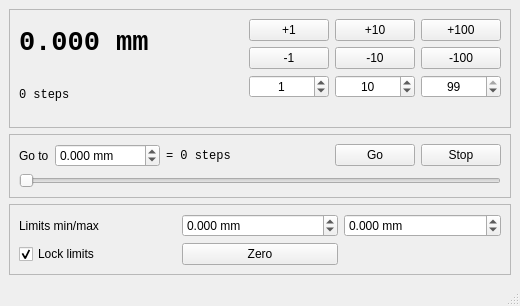
Before: the Qt Designer form src/slider.ui in nbassler/cbeam, drawn with Qt 5.
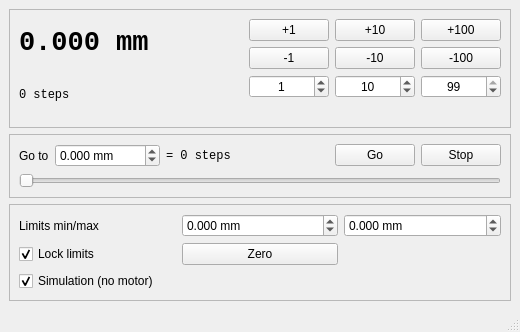
After: the same form once the commit is applied.

Commit message: feat: implement GPIO support with pigpio driver and simulation toggle in GUI

Patch:
```diff
--- a/src/slider.ui
+++ b/src/slider.ui
@@ -335,6 +335,19 @@
          </property>
         </widget>
        </item>
+       <item row="2" column="0" colspan="3">
+        <widget class="QCheckBox" name="checkBox_simulation">
+         <property name="toolTip">
+          <string>When ticked, nothing is sent to the GPIO pins and the carriage is imaginary</string>
+         </property>
+         <property name="text">
+          <string>Simulation (no motor)</string>
+         </property>
+         <property name="checked">
+          <bool>true</bool>
+         </property>
+        </widget>
+       </item>
        <item row="1" column="1">
         <widget class="QPushButton" name="pushButton_zero">
          <property name="toolTip">
```
Left out of the diff: 1 changed line with no effect on the pictures. The commit also changes 10 other files.
